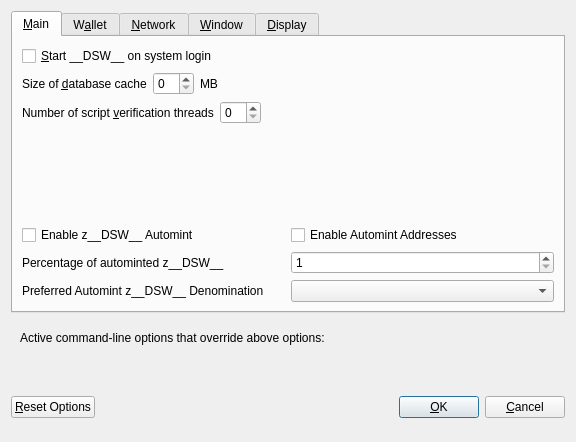
Old version of the form src/qt/forms/optionsdialog.ui in the repository decenomy/DSW.
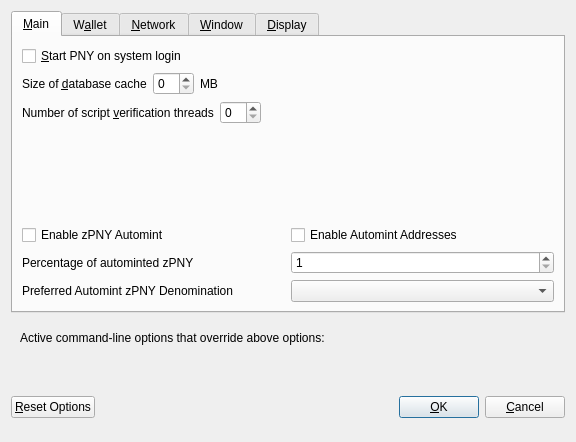
New version of the form. Custom widgets are drawn as their Qt base class.

```diff
--- a/src/qt/forms/optionsdialog.ui
+++ b/src/qt/forms/optionsdialog.ui
@@ -33,7 +33,7 @@
           <string>Automatically start __DSW__ after logging in to the system.</string>
          </property>
          <property name="text">
-          <string>&amp;Start __DSW__ on system login</string>
+          <string>&amp;Start PNY on system login</string>
          </property>
         </widget>
        </item>
@@ -147,7 +147,7 @@
                <enum>Qt::LeftToRight</enum>
               </property>
               <property name="text">
-               <string>Enable z__DSW__ Automint</string>
+               <string>Enable zPNY Automint</string>
               </property>
              </widget>
             </item>
@@ -174,7 +174,7 @@
                <string>Percentage of incoming __DSW__ which get automatically converted to z__DSW__ via Zerocoin Protocol (min: 10%)</string>
               </property>
               <property name="text">
-               <string>Percentage of autominted z__DSW__</string>
+               <string>Percentage of autominted zPNY</string>
               </property>
              </widget>
             </item>
@@ -207,7 +207,7 @@
                <string>Wait with automatic conversion to Zerocoin until enough __DSW__ for this denomination is available</string>
               </property>
               <property name="text">
-               <string>Preferred Automint z__DSW__ Denomination</string>
+               <string>Preferred Automint zPNY Denomination</string>
               </property>
              </widget>
             </item>
```
Left out of the diff: 18 changed lines with no effect on the pictures.
